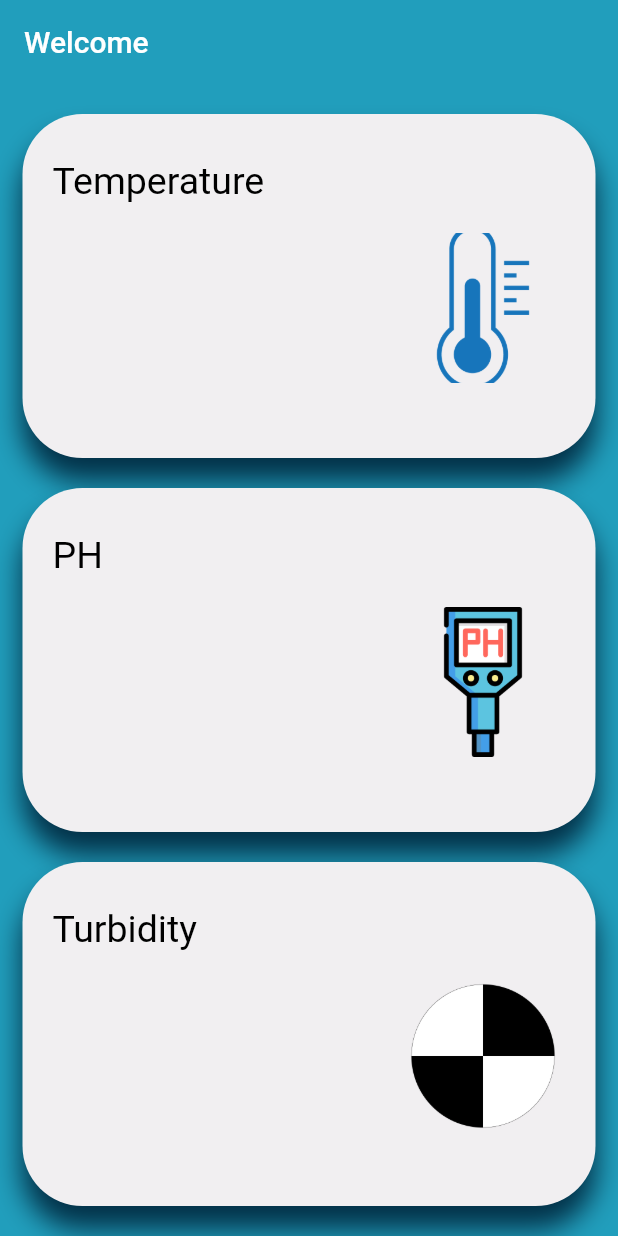
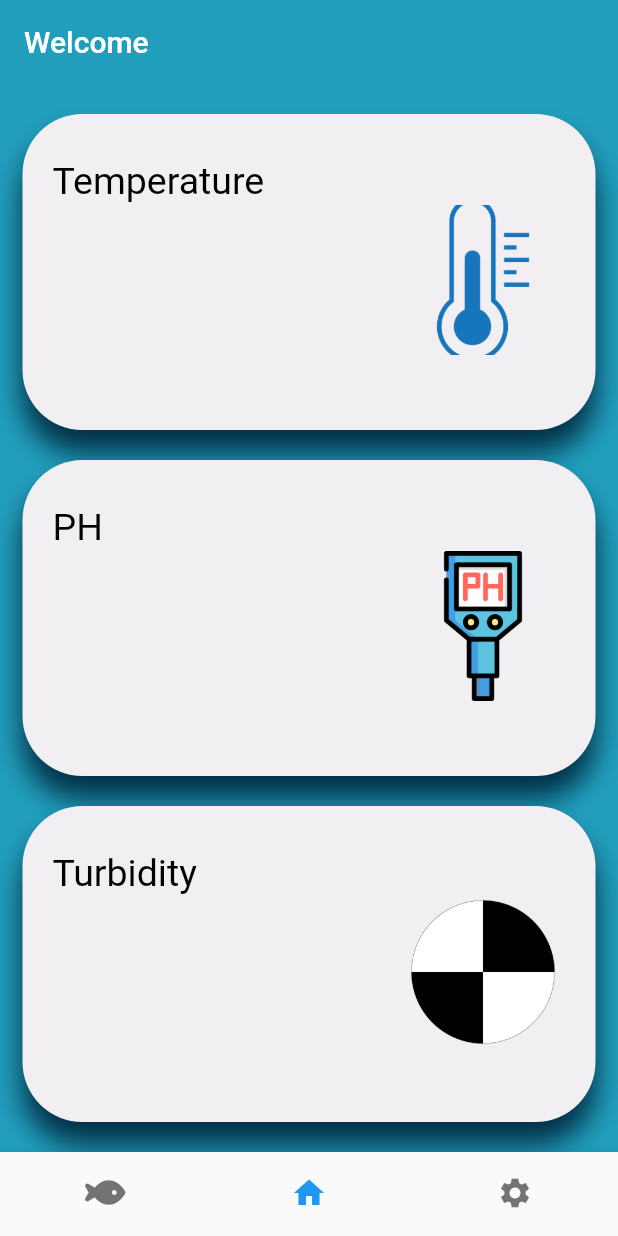
Before and after one commit to AhmadBadwy/FishBot, a Flutter app: the screen it shows after launch, on a phone screen of 412 x 824 dp. Run offline on Flutter 3.47's test engine with Material 2 defaults, Android fonts, the phone set to English and light mode, and no system bars; our stand-ins replace font_awesome_flutter.

Commit message:
Bottom NavBar

```diff
--- a/lib/home_screen.dart
+++ b/lib/home_screen.dart
@@ -1,6 +1,9 @@
+import 'package:fkera_app/fish_screen.dart';
 import 'package:fkera_app/pages.dart';
+import 'package:fkera_app/settings.dart';
 import 'package:flutter/material.dart';
 import 'constant.dart';
+import 'package:font_awesome_flutter/font_awesome_flutter.dart';
 
 class HomeScreen extends StatefulWidget {
   const HomeScreen({super.key});
@@ -10,76 +13,72 @@ class HomeScreen extends StatefulWidget {
 }
 
 class _HomeScreenState extends State<HomeScreen> {
+  int currentPageIndex = 1;
+  PageController initialPageController = PageController();
+  final _pageOptions = [
+    const FishScreen(),
+    const HomePage(),
+    const Settings(),
+  ];
+  onTapped(int selectedIndex) {
+    setState(() {
+      currentPageIndex = selectedIndex;
+    });
+    initialPageController.animateToPage(selectedIndex,
+        duration: const Duration(milliseconds: 1000), curve: Curves.easeIn);
+  }
+
+  @override
+  void initState() {
+    super.initState();
+    initialPageController = PageController(initialPage: 1);
+  }
+
   @override
   Widget build(BuildContext context) {
     return Scaffold(
-      // bottomNavigationBar: BottomNavigationBar(items: items),
-      // drawer: Drawer(
-      //   child: ListView(
-      //     children: [
-      //       const DrawerHeader(
-      //         decoration: BoxDecoration(color: kBlueColor),
-      //         child: Text(
-      //           'sensors',
-      //           style: TextStyle(
-      //             fontSize: 25,
-      //           ),
-      //         ),
-      //       ),
-      //       ListTile(
-      //         title: const Text(
-      //           'Temp',
-      //           style: TextStyle(fontSize: 20),
-      //         ),
-      //         onTap: () {
-      //           Navigator.push(
-      //             context,
-      //             MaterialPageRoute(
-      //               builder: (context) => AnotherPage(),
-      //             ),
-      //           );
-      //         },
-      //       ),
-      //       ListTile(
-      //         title: const Text(
-      //           'PH',
-      //           style: TextStyle(
-      //             fontSize: 20,
-      //           ),
-      //         ),
-      //         onTap: () {
-      //           Navigator.push(
-      //             context,
-      //             MaterialPageRoute(
-      //               builder: (context) => AnotherPage(),
-      //             ),
-      //           );
-      //         },
-      //       ),
-      //       ListTile(
-      //         title: const Text(
-      //           'Turbidity',
-      //           style: TextStyle(fontSize: 20),
-      //         ),
-      //         onTap: () {
-      //           Navigator.push(
-      //             context,
-      //             MaterialPageRoute(
-      //               builder: (context) => AnotherPage(),
-      //             ),
-      //           );
-      //         },
-      //       )
-      //     ],
-      //   ),
-      // ),
       backgroundColor: kPrimaryColor,
       appBar: AppBar(
         backgroundColor: kPrimaryColor,
         elevation: 0,
         title: const Text('Welcome'),
       ),
-      body: Align(
+      body: PageView(
+        controller: initialPageController,
+        children: _pageOptions,
+        onPageChanged: (page) {
+          setState(() {
+            currentPageIndex = page;
+          });
+        },
+      ),
+      bottomNavigationBar: BottomNavigationBar(
+        showSelectedLabels: false,
+        showUnselectedLabels: false,
+        onTap: (index) {
+          onTapped(index);
+        },
+        currentIndex: currentPageIndex,
+        items: const <BottomNavigationBarItem>[
+          BottomNavigationBarItem(
+              icon: Icon(FontAwesomeIcons.fish), label: 'Fish'),
+          BottomNavigationBarItem(icon: Icon(Icons.home), label: 'Home'),
+          BottomNavigationBarItem(
+              icon: Icon(Icons.settings), label: 'Settings'),
+        ],
+      ),
+    );
+  }
+}
+
+class HomePage extends StatelessWidget {
+  const HomePage({
+    super.key,
+  });
+
+  @override
+  Widget build(BuildContext context) {
+    return Align(
       alignment: Alignment.center,
       child: Column(
         children: [
@@ -120,8 +119,8 @@ class _HomeScreenState extends State<HomeScreen> {
                   right: 0,
                   bottom: 50,
                   child: Container(
-                      padding: const EdgeInsets.symmetric(
-                          horizontal: kDefaultPadding),
+                    padding:
+                        const EdgeInsets.symmetric(horizontal: kDefaultPadding),
                     height: 100,
                     width: 150,
                     child: Image.asset(
@@ -192,8 +191,8 @@ class _HomeScreenState extends State<HomeScreen> {
                   right: 0,
                   bottom: 50,
                   child: Container(
-                      padding: const EdgeInsets.symmetric(
-                          horizontal: kDefaultPadding),
+                    padding:
+                        const EdgeInsets.symmetric(horizontal: kDefaultPadding),
                     height: 100,
                     width: 150,
                     child: Image.asset('images/phh.png'),
@@ -208,12 +207,11 @@ class _HomeScreenState extends State<HomeScreen> {
                     child: Column(
                       children: const [
                         Padding(
-                            padding: EdgeInsets.symmetric(
-                                horizontal: kDefaultPadding),
+                          padding:
+                              EdgeInsets.symmetric(horizontal: kDefaultPadding),
                           child: Text(
                             'PH',
-                              style:
-                                  TextStyle(fontSize: 25, color: Colors.black),
+                            style: TextStyle(fontSize: 25, color: Colors.black),
                           ),
                         ),
                       ],
@@ -259,8 +257,8 @@ class _HomeScreenState extends State<HomeScreen> {
                   right: 0,
                   bottom: 50,
                   child: Container(
-                      padding: const EdgeInsets.symmetric(
-                          horizontal: kDefaultPadding),
+                    padding:
+                        const EdgeInsets.symmetric(horizontal: kDefaultPadding),
                     height: 100,
                     width: 150,
                     child: Image.asset('images/trub.png'),
@@ -275,12 +273,11 @@ class _HomeScreenState extends State<HomeScreen> {
                     child: Column(
                       children: const [
                         Padding(
-                            padding: EdgeInsets.symmetric(
-                                horizontal: kDefaultPadding),
+                          padding:
+                              EdgeInsets.symmetric(horizontal: kDefaultPadding),
                           child: Text(
                             'Turbidity',
-                              style:
-                                  TextStyle(fontSize: 25, color: Colors.black),
+                            style: TextStyle(fontSize: 25, color: Colors.black),
                           ),
                         ),
                       ],
@@ -295,7 +292,6 @@ class _HomeScreenState extends State<HomeScreen> {
           ),
         ],
       ),
-      ),
     );
   }
 }
--- /dev/null
+++ b/lib/settings.dart
@@ -0,0 +1,10 @@
+import 'package:flutter/material.dart';
+
+class Settings extends StatelessWidget {
+  const Settings({super.key});
+
+  @override
+  Widget build(BuildContext context) {
+    return Container();
+  }
+}
--- a/pubspec.yaml
+++ b/pubspec.yaml
@@ -35,6 +35,7 @@ dependencies:
   # The following adds the Cupertino Icons font to your application.
   # Use with the CupertinoIcons class for iOS style icons.
   cupertino_icons: ^1.0.2
+  font_awesome_flutter: ^10.4.0
 
 dev_dependencies:
   flutter_test:
```
Also changed, not shown: lib/fish_screen.dart (added, +10 -0 lines), pubspec.lock. Lines whose indentation alone changed are shown as unchanged.
